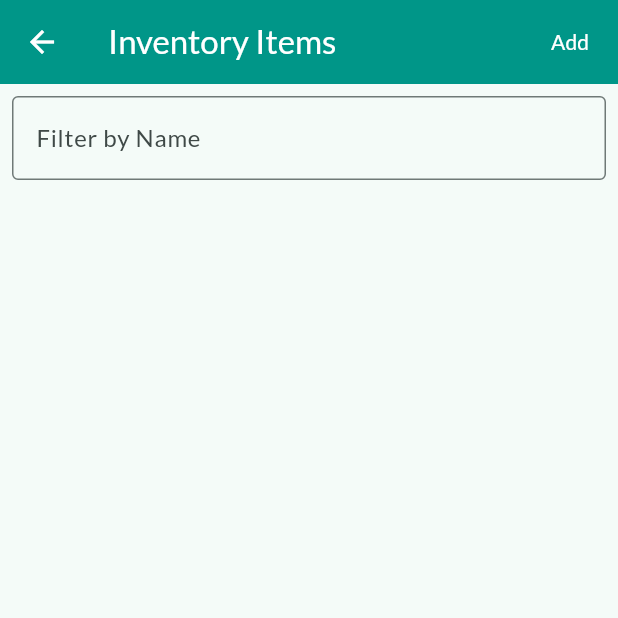
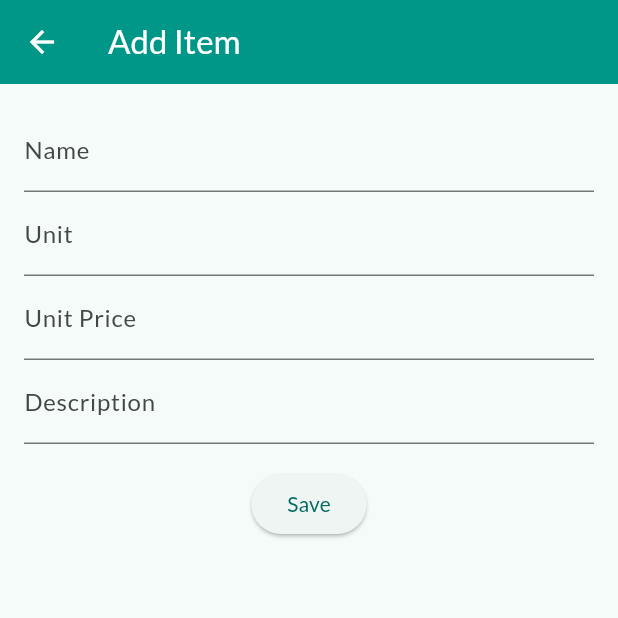
Before and after one commit to atketan/ease-mvp, a Flutter app: the ItemsPage screen opened directly, after a tap on "Add", on a phone screen of 412 x 824 dp, the top half of it. Run offline on Flutter 3.47's test engine with Material 3 defaults, Android fonts, the phone set to English and light mode, and no system bars; our stand-ins replace bloc, firebase_auth, firebase_core, flutter_bloc, sqflite; missing offline and left inert: floating_action_bubble, numeric_keyboard; accounts and stored records are empty.

Commit message:
feat: Add description field to InventoryItems table and InventoryItem model
This commit adds a new 'description' field to the InventoryItems table in the database and the InventoryItem model. The 'description' field allows for storing additional information about an inventory item. This enhancement improves the functionality and flexibility of managing inventory items in the application.

```diff
--- a/lib/core/database/database_helper.dart
+++ b/lib/core/database/database_helper.dart
@@ -66,6 +66,7 @@ class DatabaseHelper {
       CREATE TABLE InventoryItems (
         item_id INTEGER PRIMARY KEY AUTOINCREMENT,
         name TEXT NOT NULL,
+        description TEXT,
         unit_price REAL NOT NULL,
         unit TEXT NOT NULL
       )
--- a/lib/core/models/inventory_item.dart
+++ b/lib/core/models/inventory_item.dart
@@ -1,30 +1,34 @@
 class InventoryItem {
-  final String id;
+  final int? itemId;
   final String name;
+  final String? description;
   final double unitPrice;
   final String unit;
 
   InventoryItem({
-    required this.id,
+    this.itemId,
     required this.name,
+    this.description,
     required this.unitPrice,
     required this.unit,
   });
 
   factory InventoryItem.fromJSON(Map<String, dynamic> json) {
     return InventoryItem(
-      id: json['id'],
+      itemId: json['item_id'],
       name: json['name'],
-      unitPrice: json['unitPrice'],
+      description: json['description'],
+      unitPrice: json['unit_price'],
       unit: json['unit'],
     );
   }
 
   Map<String, dynamic> toJSON() {
     return {
-      'id': id,
+      'item_id': itemId,
       'name': name,
-      'unitPrice': unitPrice,
+      'description': description,
+      'unit_price': unitPrice,
       'unit': unit,
     };
   }
--- a/lib/features/items/presentation/items_page.dart
+++ b/lib/features/items/presentation/items_page.dart
@@ -2,6 +2,7 @@ import 'dart:async';
 
 import 'package:ease_mvp/core/database/inventory_items_dao.dart';
 import 'package:ease_mvp/core/models/inventory_item.dart';
+import 'package:ease_mvp/features/items/presentation/update_items_page.dart';
 import 'package:flutter/material.dart';
 
 class ItemsPage extends StatefulWidget {
@@ -52,17 +53,17 @@ class ItemsPageState extends State<ItemsPage> {
         actions: [
           TextButton(
             onPressed: () {
-              // Navigator.of(context)
-              //     .push(
-              //       MaterialPageRoute(
-              //         builder: (_) => UpdateVendorsPage(
-              //           mode: FormMode.Add,
-              //         ),
-              //       ),
-              //     )
-              //     .then(
-              //       (value) => _fetchVendors(),
-              //     );
+              Navigator.of(context)
+                  .push(
+                    MaterialPageRoute(
+                      builder: (_) => UpdateItemsPage(
+                        mode: FormMode.Add,
+                      ),
+                    ),
+                  )
+                  .then(
+                    (value) => _fetchItems(),
+                  );
             },
             child: Text('Add'),
           ),
@@ -113,18 +114,18 @@ class ItemsPageState extends State<ItemsPage> {
                         ),
                         trailing: IconButton(
                           onPressed: () {
-                            // Navigator.of(context)
-                            //     .push(
-                            //       MaterialPageRoute(
-                            //         builder: (_) => UpdateVendorsPage(
-                            //           mode: FormMode.Edit,
-                            //           vendorId: vendor.id,
-                            //         ),
-                            //       ),
-                            //     )
-                            //     .then(
-                            //       (value) => _fetchVendors(),
-                            //     );
+                            Navigator.of(context)
+                                .push(
+                                  MaterialPageRoute(
+                                    builder: (_) => UpdateItemsPage(
+                                      mode: FormMode.Edit,
+                                      itemId: item.itemId,
+                                    ),
+                                  ),
+                                )
+                                .then(
+                                  (value) => _fetchItems(),
+                                );
                           },
                           icon: Icon(Icons.edit),
                         ),
--- /dev/null
+++ b/lib/features/items/presentation/update_items_page.dart
@@ -0,0 +1,130 @@
+import 'package:ease_mvp/core/database/inventory_items_dao.dart';
+import 'package:ease_mvp/core/models/inventory_item.dart';
+import 'package:flutter/material.dart';
+
+enum FormMode {
+  Add,
+  Edit,
+}
+
+class UpdateItemsPage extends StatefulWidget {
+  final FormMode mode;
+  final int? itemId;
+
+  const UpdateItemsPage({Key? key, required this.mode, this.itemId})
+      : assert(mode == FormMode.Add || itemId != null,
+            'itemId cannot be null in Edit mode');
+  @override
+  UpdateItemsPageState createState() => UpdateItemsPageState();
+}
+
+class UpdateItemsPageState extends State<UpdateItemsPage> {
+  TextEditingController _nameController = TextEditingController();
+  TextEditingController _unitController = TextEditingController();
+  TextEditingController _unitPriceController = TextEditingController();
+  TextEditingController _descriptionController = TextEditingController();
+
+  InventoryItemsDAO _itemsDAO = InventoryItemsDAO();
+  late InventoryItem? item;
+
+  @override
+  void initState() {
+    super.initState();
+    if (widget.mode == FormMode.Edit) {
+      // Fetch item details using the item ID
+      _fetchItemDetails();
+    }
+  }
+
+  Future<void> _fetchItemDetails() async {
+    // Fetch item details using the item ID
+    item = await _itemsDAO.getInventoryItemById(widget.itemId ?? 0);
+    if (item != null) {
+      setState(() {
+        _nameController.text = item!.name;
+        _unitController.text = item!.unit;
+        _descriptionController.text = item!.description ?? "";
+        _unitPriceController.text = item!.unitPrice.toString();
+      });
+    }
+  }
+
+  @override
+  void dispose() {
+    _nameController.dispose();
+    _unitController.dispose();
+    _unitPriceController.dispose();
+    _descriptionController.dispose();
+    super.dispose();
+  }
+
+  void _saveItem() {
+    final name = _nameController.text;
+    final unit = _unitController.text;
+    final description = _descriptionController.text;
+    final unitPrice = double.parse(_unitPriceController.text);
+
+    if (widget.mode == FormMode.Add) {
+      // Create a new inventory item
+      final item = InventoryItem(
+        name: name,
+        description: description,
+        unit: unit,
+        unitPrice: unitPrice,
+      );
+      _itemsDAO.insertInventoryItem(item);
+    } else {
+      // Update the existing inventory item
+      final updatedItem = InventoryItem(
+        itemId: widget.itemId,
+        name: name,
+        description: description,
+        unit: unit,
+        unitPrice: unitPrice,
+      );
+      _itemsDAO.updateInventoryItem(updatedItem);
+    }
+
+    Navigator.of(context).pop();
+  }
+
+  @override
+  Widget build(BuildContext context) {
+    return Scaffold(
+      appBar: AppBar(
+        title: Text(widget.mode == FormMode.Add ? 'Add Item' : 'Edit Item'),
+      ),
+      body: Padding(
+        padding: const EdgeInsets.all(16.0),
+        child: Column(
+          children: [
+            TextField(
+              controller: _nameController,
+              decoration: InputDecoration(labelText: 'Name'),
+            ),
+            TextField(
+              controller: _unitController,
+              decoration: InputDecoration(labelText: 'Unit'),
+            ),
+            TextField(
+              controller: _unitPriceController,
+              decoration: InputDecoration(labelText: 'Unit Price'),
+              keyboardType: TextInputType.numberWithOptions(decimal: true),
+            ),
+            TextField(
+              controller: _descriptionController,
+              decoration: InputDecoration(labelText: 'Description'),
+            ),
+            SizedBox(height: 16),
+            Center(
+              child: ElevatedButton(
+                onPressed: _saveItem,
+                child: Text('Save'),
+              ),
+            ),
+          ],
+        ),
+      ),
+    );
+  }
+}
```
Also changed, not shown: lib/core/database/inventory_items_dao.dart (+25 -1 lines).
